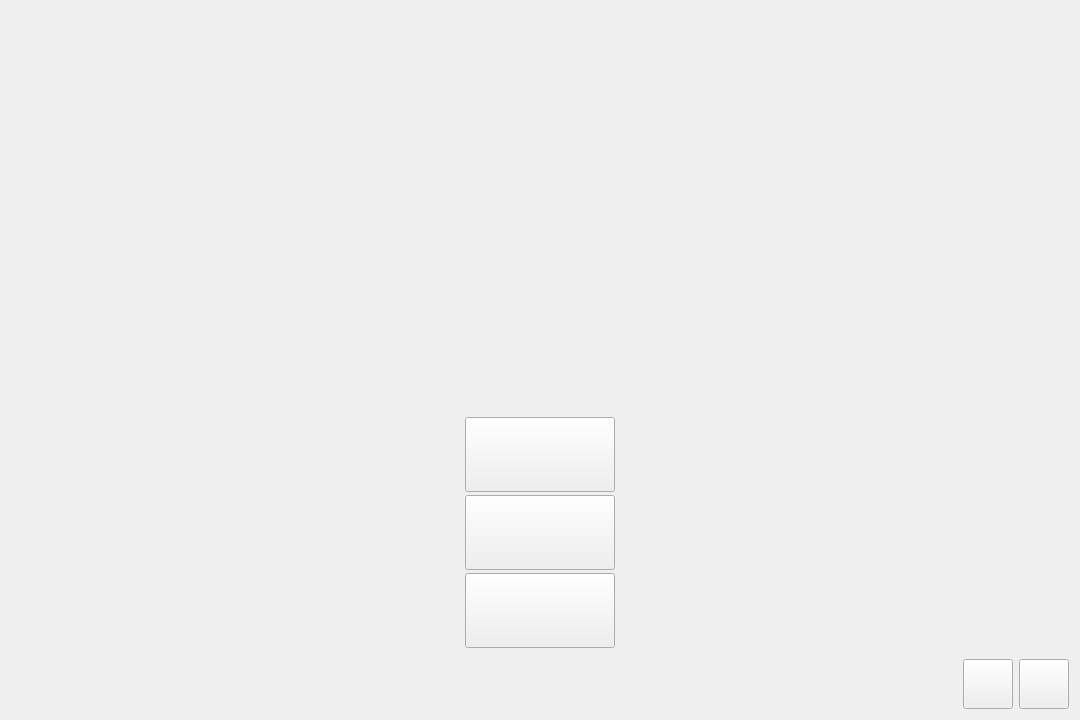
First picture: the form in THE-GAME/MainWindow.ui, repository Khaens/THE-GAME, before the edit.
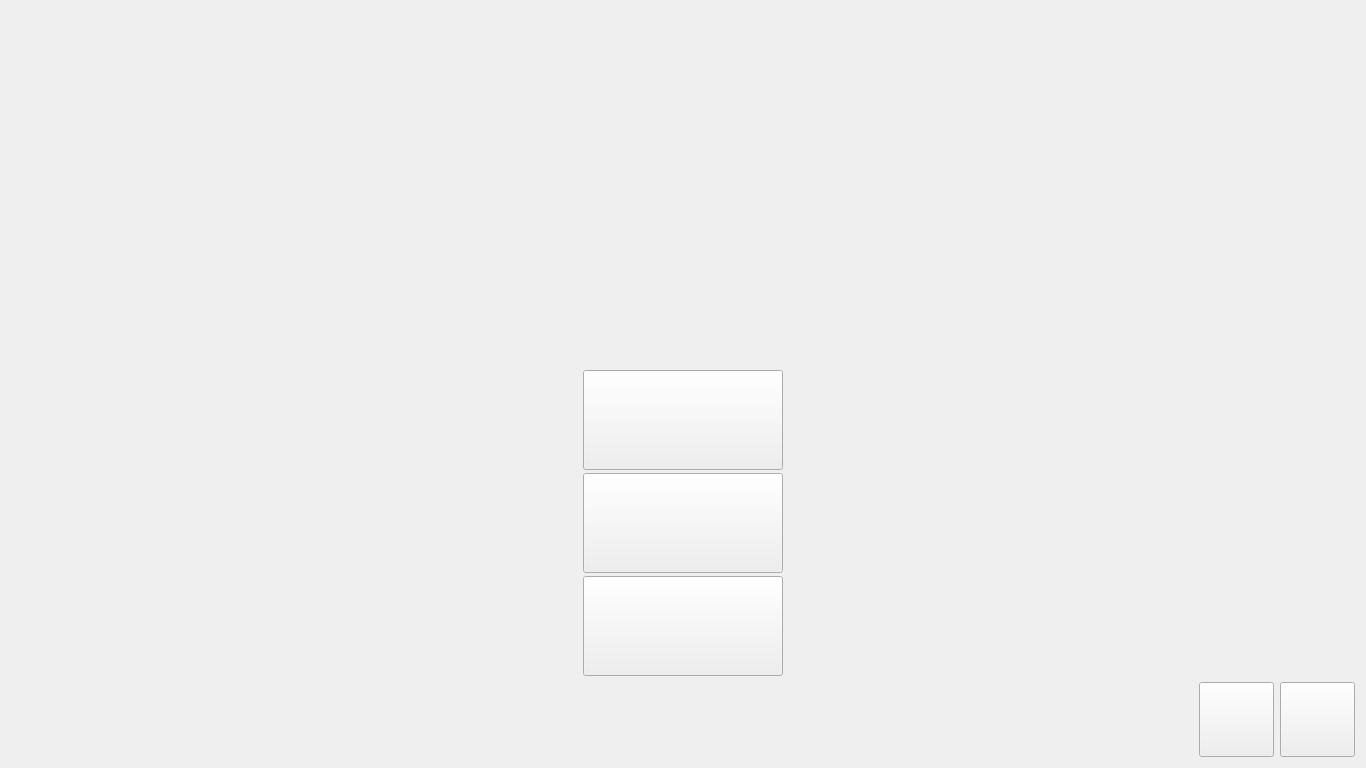
Second picture: the form after the edit.

What changed in the file:
```diff
--- a/THE-GAME/MainWindow.ui
+++ b/THE-GAME/MainWindow.ui
@@ -6,8 +6,8 @@
    <rect>
     <x>0</x>
     <y>0</y>
-    <width>1080</width>
-    <height>720</height>
+    <width>1366</width>
+    <height>768</height>
    </rect>
   </property>
   <property name="sizePolicy">
@@ -18,14 +18,20 @@
   </property>
   <property name="minimumSize">
    <size>
-    <width>800</width>
-    <height>600</height>
+    <width>1366</width>
+    <height>768</height>
    </size>
   </property>
   <property name="windowTitle">
    <string>MainWindow</string>
   </property>
   <widget class="QWidget" name="centralWidget">
+   <property name="minimumSize">
+    <size>
+     <width>1366</width>
+     <height>768</height>
+    </size>
+   </property>
    <layout class="QVBoxLayout" name="verticalLayout_2">
     <item>
      <widget class="QLabel" name="titleLabel">
@@ -70,8 +76,8 @@
         </property>
         <property name="minimumSize">
          <size>
-          <width>150</width>
-          <height>75</height>
+          <width>200</width>
+          <height>100</height>
          </size>
         </property>
         <property name="text">
@@ -89,8 +95,8 @@
         </property>
         <property name="minimumSize">
          <size>
-          <width>150</width>
-          <height>75</height>
+          <width>200</width>
+          <height>100</height>
          </size>
         </property>
         <property name="text">
@@ -108,8 +114,8 @@
         </property>
         <property name="minimumSize">
          <size>
-          <width>150</width>
-          <height>75</height>
+          <width>200</width>
+          <height>100</height>
          </size>
         </property>
         <property name="text">
@@ -150,21 +156,21 @@
       <item>
        <widget class="QPushButton" name="accountButton">
         <property name="sizePolicy">
-         <sizepolicy hsizetype="Fixed" vsizetype="Fixed">
+         <sizepolicy hsizetype="Preferred" vsizetype="Minimum">
           <horstretch>0</horstretch>
           <verstretch>0</verstretch>
          </sizepolicy>
         </property>
         <property name="minimumSize">
          <size>
-          <width>50</width>
-          <height>50</height>
+          <width>75</width>
+          <height>75</height>
          </size>
         </property>
         <property name="maximumSize">
          <size>
-          <width>50</width>
-          <height>50</height>
+          <width>75</width>
+          <height>75</height>
          </size>
         </property>
         <property name="text">
@@ -182,8 +188,8 @@
         </property>
         <property name="minimumSize">
          <size>
-          <width>50</width>
-          <height>50</height>
+          <width>75</width>
+          <height>75</height>
          </size>
         </property>
         <property name="text">
```
